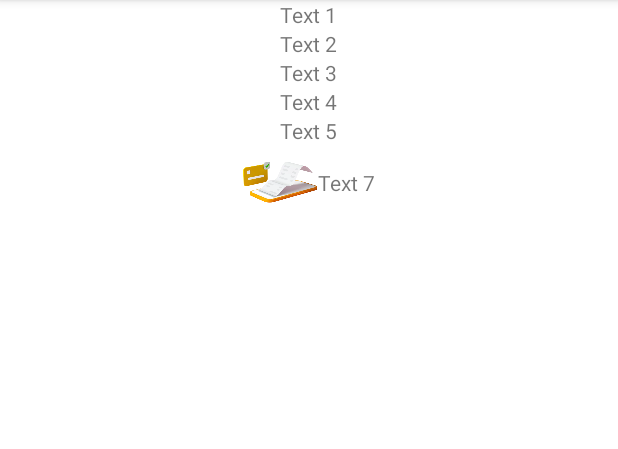
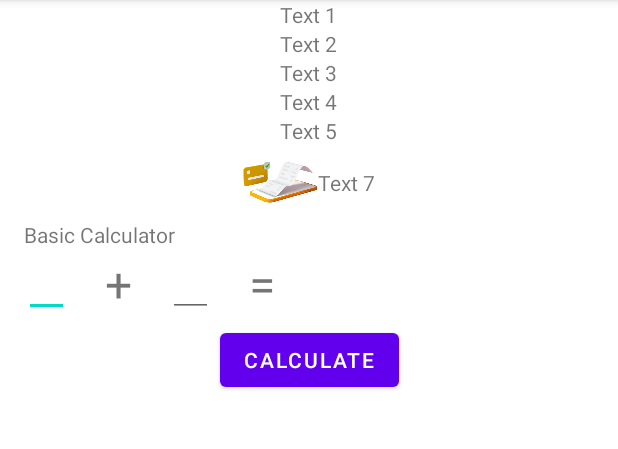
Before and after one commit to oenangmartin/LearnAndroid, an Android app: the screen it shows after launch (MainActivity), on a phone screen of 412 x 824 dp, the part 84-533 px from its top. Run offline under Robolectric (Android 15) with nearby library versions, the phone set to English and light mode, and no system bars.

Commit message:
Implement MVP

```diff
--- a/app/src/main/java/com/indodana/learnandroid/MainActivity.kt
+++ b/app/src/main/java/com/indodana/learnandroid/MainActivity.kt
@@ -4,16 +4,20 @@ import android.content.Intent
 import android.os.Bundle
 import android.util.Log
 import androidx.appcompat.app.AppCompatActivity
+import com.indodana.learnandroid.contract.MainContract
 import com.indodana.learnandroid.databinding.ActivityMainLinearBinding
 import com.indodana.learnandroid.delegate.viewBinding
+import com.indodana.learnandroid.presenter.MainPresenter
 
-class MainActivity : AppCompatActivity() {
+class MainActivity : AppCompatActivity(), MainContract.View {
     companion object {
         private const val TAG = "LA.MainActivity"
     }
 
     private val binding by viewBinding(ActivityMainLinearBinding::inflate)
     private var currentState: String? = null
+
+    private lateinit var presenter: MainPresenter
 
     init {
         Log.e(TAG, "INITIALIZED")
@@ -24,6 +28,7 @@ class MainActivity : AppCompatActivity() {
         super.onCreate(savedInstanceState)
         Log.e(TAG, "onCreate MainActivity")
         Log.e(TAG, "savedInstance onCreate: ${savedInstanceState?.getString("test")}")
+        presenter = MainPresenter(this)
         currentState = savedInstanceState?.getString("test") ?: "state"
 
         binding.container.setOnClickListener {
@@ -32,6 +37,14 @@ class MainActivity : AppCompatActivity() {
                 startActivity(this)
             }
         }
+
+        binding.calculate.setOnClickListener {
+            presenter.sumNumber(
+                binding.firstNumber.text.toString().toIntOrNull() ?: 0,
+                binding.secondNumber.text.toString().toIntOrNull() ?: 0
+            )
+        }
+
         setContentView(binding.root)
     }
 
@@ -74,6 +87,11 @@ class MainActivity : AppCompatActivity() {
 
     override fun onDestroy() {
         super.onDestroy()
+        presenter.onDestroy()
         Log.e(TAG, "onDestroy MainActivity")
     }
+
+    override fun showResult(result: Int) {
+        binding.result.text = result.toString()
+    }
 }
--- /dev/null
+++ b/app/src/main/java/com/indodana/learnandroid/contract/MainContract.kt
@@ -0,0 +1,12 @@
+package com.indodana.learnandroid.contract
+
+interface MainContract {
+    interface View {
+        fun showResult(result: Int)
+    }
+
+    interface Presenter {
+        fun sumNumber(firstNumber: Int, secondNumber: Int)
+        fun onDestroy()
+    }
+}
--- /dev/null
+++ b/app/src/main/java/com/indodana/learnandroid/presenter/MainPresenter.kt
@@ -0,0 +1,17 @@
+package com.indodana.learnandroid.presenter
+
+import com.indodana.learnandroid.contract.MainContract
+
+class MainPresenter(
+    private var view: MainContract.View?
+) : MainContract.Presenter {
+    override fun sumNumber(firstNumber: Int, secondNumber: Int) {
+        val result = firstNumber + secondNumber
+
+        view?.showResult(result)
+    }
+
+    override fun onDestroy() {
+        view = null
+    }
+}
--- a/app/src/main/res/layout/activity_main_linear.xml
+++ b/app/src/main/res/layout/activity_main_linear.xml
@@ -3,14 +3,15 @@
     xmlns:app="http://schemas.android.com/apk/res-auto"
     android:layout_width="match_parent"
     android:layout_height="match_parent"
+    android:divider="@color/black"
     android:gravity="center_horizontal"
-    android:orientation="vertical"
-    android:divider="@color/black">
+    android:orientation="vertical">
 
     <TextView
         android:layout_width="wrap_content"
         android:layout_height="wrap_content"
         android:text="Text 1" />
+
     <TextView
         android:layout_width="wrap_content"
         android:layout_height="wrap_content"
@@ -35,8 +36,8 @@
         android:id="@+id/container"
         android:layout_width="wrap_content"
         android:layout_height="wrap_content"
-        android:orientation="horizontal"
-        android:gravity="center_vertical">
+        android:gravity="center_vertical"
+        android:orientation="horizontal">
 
         <ImageView
             android:layout_width="50dp"
@@ -48,4 +49,79 @@
             android:layout_height="wrap_content"
             android:text="Text 7" />
     </LinearLayout>
+
+    <androidx.constraintlayout.widget.ConstraintLayout
+        android:id="@+id/calculatorContainer"
+        android:layout_width="match_parent"
+        android:layout_height="wrap_content"
+        android:layout_marginStart="16dp"
+        android:layout_marginEnd="16dp">
+
+        <TextView
+            android:id="@+id/title"
+            android:layout_width="wrap_content"
+            android:layout_height="wrap_content"
+            android:text="Basic Calculator"
+            app:layout_constraintStart_toStartOf="parent"
+            app:layout_constraintTop_toTopOf="parent" />
+
+        <EditText
+            android:id="@+id/firstNumber"
+            android:layout_width="30dp"
+            android:layout_height="wrap_content"
+            android:inputType="number"
+            app:layout_constraintStart_toStartOf="parent"
+            app:layout_constraintTop_toBottomOf="@+id/title" />
+
+        <TextView
+            android:id="@+id/plus"
+            android:layout_width="wrap_content"
+            android:layout_height="wrap_content"
+            android:layout_marginStart="24dp"
+            android:text="+"
+            android:textSize="32sp"
+            app:layout_constraintBottom_toBottomOf="@id/firstNumber"
+            app:layout_constraintStart_toEndOf="@+id/firstNumber"
+            app:layout_constraintTop_toTopOf="@id/firstNumber" />
+
+        <EditText
+            android:id="@+id/secondNumber"
+            android:layout_width="30dp"
+            android:layout_height="wrap_content"
+            android:layout_marginStart="24dp"
+            android:inputType="number"
+            app:layout_constraintStart_toEndOf="@+id/plus"
+            app:layout_constraintTop_toBottomOf="@+id/title" />
+
+        <TextView
+            android:id="@+id/equal"
+            android:layout_width="wrap_content"
+            android:layout_height="wrap_content"
+            android:layout_marginStart="24dp"
+            android:text="="
+            android:textSize="32sp"
+            app:layout_constraintBottom_toBottomOf="@id/firstNumber"
+            app:layout_constraintStart_toEndOf="@+id/secondNumber"
+            app:layout_constraintTop_toTopOf="@id/firstNumber" />
+
+        <TextView
+            android:id="@+id/result"
+            android:layout_width="30dp"
+            android:layout_height="wrap_content"
+            android:layout_marginStart="24dp"
+            android:textSize="16sp"
+            app:layout_constraintBottom_toBottomOf="@+id/equal"
+            app:layout_constraintStart_toEndOf="@+id/equal"
+            app:layout_constraintTop_toTopOf="@+id/equal" />
+
+        <Button
+            android:id="@+id/calculate"
+            android:layout_width="wrap_content"
+            android:layout_height="wrap_content"
+            android:layout_marginTop="16dp"
+            android:text="Calculate"
+            app:layout_constraintEnd_toEndOf="parent"
+            app:layout_constraintStart_toStartOf="parent"
+            app:layout_constraintTop_toBottomOf="@+id/result" />
+    </androidx.constraintlayout.widget.ConstraintLayout>
 </LinearLayout>
```
